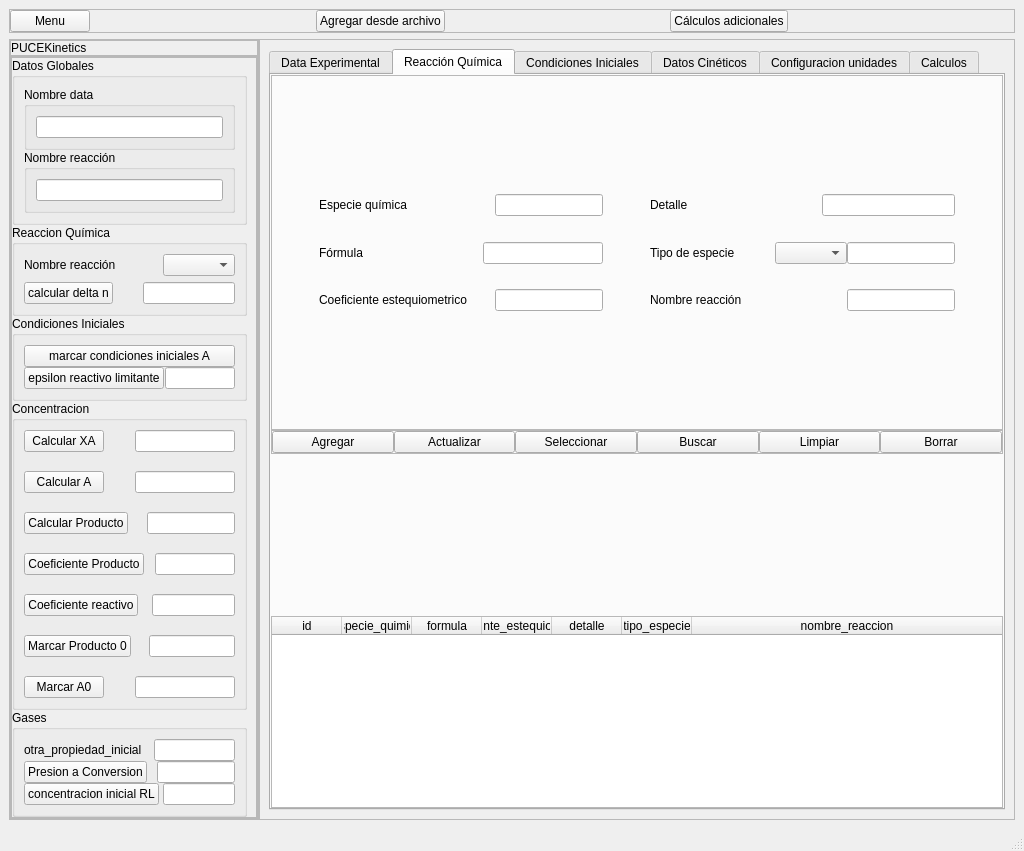
Old version of the form flujo_datos_gui_v4.ui in the repository JuandresPUCE/tesis_pyqt_sqlite.
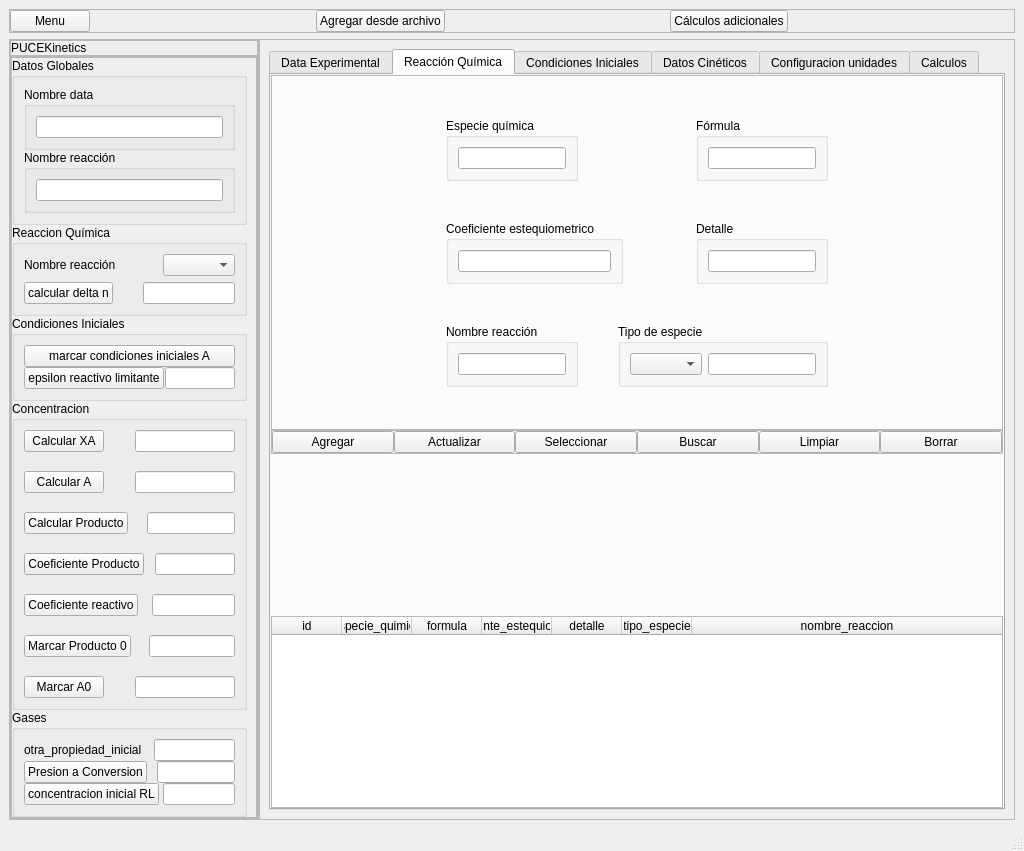
New version of the form. The open tabs and pages were chosen to show the change.

The edit to the form file:
```diff
--- a/flujo_datos_gui_v4.ui
+++ b/flujo_datos_gui_v4.ui
@@ -1389,160 +1389,90 @@
                       </spacer>
                      </item>
                      <item>
-                      <layout class="QVBoxLayout" name="verticalLayout_12">
+                      <layout class="QVBoxLayout" name="verticalLayout_13">
                        <property name="spacing">
                         <number>0</number>
                        </property>
+                       <item>
+                        <layout class="QHBoxLayout" name="horizontalLayout_27">
+                         <property name="spacing">
+                          <number>0</number>
+                         </property>
+                         <item>
+                          <layout class="QVBoxLayout" name="verticalLayout_12"/>
+                         </item>
+                         <item>
+                          <layout class="QVBoxLayout" name="verticalLayout_62">
                        <item>
                         <layout class="QHBoxLayout" name="horizontalLayout_24">
-                         <property name="spacing">
-                          <number>0</number>
-                         </property>
                          <item>
-                          <widget class="QLabel" name="label_28">
-                           <property name="text">
+                              <widget class="QGroupBox" name="groupBox_36">
+                               <property name="title">
                             <string>Especie química</string>
                            </property>
-                          </widget>
-                         </item>
-                         <item>
-                          <spacer name="horizontalSpacer_23">
-                           <property name="orientation">
-                            <enum>Qt::Horizontal</enum>
-                           </property>
-                           <property name="sizeHint" stdset="0">
-                            <size>
-                             <width>28</width>
-                             <height>20</height>
-                            </size>
-                           </property>
-                          </spacer>
-                         </item>
+                               <layout class="QVBoxLayout" name="verticalLayout_63">
                          <item>
                           <widget class="QLineEdit" name="especie_quimica_rq_edit"/>
                          </item>
                         </layout>
+                              </widget>
                        </item>
                        <item>
-                        <spacer name="verticalSpacer_9">
+                              <spacer name="horizontalSpacer_14">
                          <property name="orientation">
-                          <enum>Qt::Vertical</enum>
+                                <enum>Qt::Horizontal</enum>
                          </property>
                          <property name="sizeHint" stdset="0">
                           <size>
-                           <width>20</width>
-                           <height>13</height>
+                                 <width>40</width>
+                                 <height>20</height>
                           </size>
                          </property>
                         </spacer>
                        </item>
                        <item>
-                        <layout class="QHBoxLayout" name="horizontalLayout_25">
-                         <property name="spacing">
-                          <number>0</number>
-                         </property>
-                         <item>
-                          <widget class="QLabel" name="label_25">
-                           <property name="text">
+                              <widget class="QGroupBox" name="groupBox_37">
+                               <property name="title">
                             <string>Fórmula</string>
                            </property>
-                          </widget>
-                         </item>
-                         <item>
-                          <spacer name="horizontalSpacer_24">
-                           <property name="orientation">
-                            <enum>Qt::Horizontal</enum>
-                           </property>
-                           <property name="sizeHint" stdset="0">
-                            <size>
-                             <width>28</width>
-                             <height>20</height>
-                            </size>
-                           </property>
-                          </spacer>
-                         </item>
+                               <layout class="QVBoxLayout" name="verticalLayout_64">
                          <item>
                           <widget class="QLineEdit" name="formula_rq_edit"/>
                          </item>
                         </layout>
+                              </widget>
+                             </item>
+                            </layout>
                        </item>
                        <item>
-                        <spacer name="verticalSpacer_14">
+                            <spacer name="verticalSpacer_9">
                          <property name="orientation">
                           <enum>Qt::Vertical</enum>
                          </property>
                          <property name="sizeHint" stdset="0">
                           <size>
                            <width>20</width>
-                           <height>18</height>
+                               <height>40</height>
                           </size>
                          </property>
                         </spacer>
                        </item>
                        <item>
-                        <layout class="QHBoxLayout" name="horizontalLayout_26">
-                         <property name="spacing">
-                          <number>0</number>
-                         </property>
+                            <layout class="QHBoxLayout" name="horizontalLayout_25">
                          <item>
-                          <widget class="QLabel" name="label_23">
-                           <property name="text">
+                              <widget class="QGroupBox" name="groupBox_38">
+                               <property name="title">
                             <string>Coeficiente estequiometrico</string>
                            </property>
-                          </widget>
-                         </item>
-                         <item>
-                          <spacer name="horizontalSpacer_25">
-                           <property name="orientation">
-                            <enum>Qt::Horizontal</enum>
-                           </property>
-                           <property name="sizeHint" stdset="0">
-                            <size>
-                             <width>28</width>
-                             <height>20</height>
-                            </size>
-                           </property>
-                          </spacer>
-                         </item>
+                               <layout class="QVBoxLayout" name="verticalLayout_65">
                          <item>
                           <widget class="QLineEdit" name="coeficiente_estequiometrico_rq_edit"/>
                          </item>
                         </layout>
-                       </item>
-                      </layout>
-                     </item>
-                     <item>
-                      <spacer name="horizontalSpacer_26">
-                       <property name="orientation">
-                        <enum>Qt::Horizontal</enum>
-                       </property>
-                       <property name="sizeHint" stdset="0">
-                        <size>
-                         <width>40</width>
-                         <height>20</height>
-                        </size>
-                       </property>
-                      </spacer>
-                     </item>
-                     <item>
-                      <layout class="QVBoxLayout" name="verticalLayout_13">
-                       <property name="spacing">
-                        <number>0</number>
-                       </property>
-                       <item>
-                        <layout class="QHBoxLayout" name="horizontalLayout_27">
-                         <property name="spacing">
-                          <number>0</number>
-                         </property>
-                         <item>
-                          <widget class="QLabel" name="label_26">
-                           <property name="text">
-                            <string>Detalle</string>
-                           </property>
                           </widget>
                          </item>
                          <item>
-                          <spacer name="horizontalSpacer_27">
+                              <spacer name="horizontalSpacer_15">
                            <property name="orientation">
                             <enum>Qt::Horizontal</enum>
                            </property>
@@ -1554,49 +1484,66 @@
                            </property>
                           </spacer>
                          </item>
+                             <item>
+                              <widget class="QGroupBox" name="groupBox_39">
+                               <property name="title">
+                                <string>Detalle</string>
+                               </property>
+                               <layout class="QVBoxLayout" name="verticalLayout_66">
                          <item>
                           <widget class="QLineEdit" name="detalle_rq_edit"/>
                          </item>
                         </layout>
+                              </widget>
+                             </item>
+                            </layout>
                        </item>
                        <item>
-                        <spacer name="verticalSpacer_15">
+                            <spacer name="verticalSpacer_14">
                          <property name="orientation">
                           <enum>Qt::Vertical</enum>
                          </property>
                          <property name="sizeHint" stdset="0">
                           <size>
                            <width>20</width>
-                           <height>18</height>
+                               <height>40</height>
                           </size>
                          </property>
                         </spacer>
                        </item>
                        <item>
+                            <layout class="QHBoxLayout" name="horizontalLayout_26">
+                             <item>
+                              <widget class="QGroupBox" name="groupBox_41">
+                               <property name="title">
+                                <string>Nombre reacción</string>
+                               </property>
+                               <layout class="QVBoxLayout" name="verticalLayout_67">
+                                <item>
+                                 <widget class="QLineEdit" name="nombre_reaccion_rq_edit"/>
+                                </item>
+                               </layout>
+                              </widget>
+                             </item>
+                             <item>
+                              <spacer name="horizontalSpacer_16">
+                               <property name="orientation">
+                                <enum>Qt::Horizontal</enum>
+                               </property>
+                               <property name="sizeHint" stdset="0">
+                                <size>
+                                 <width>40</width>
+                                 <height>20</height>
+                                </size>
+                               </property>
+                              </spacer>
+                             </item>
+                             <item>
+                              <widget class="QGroupBox" name="groupBox_40">
+                               <property name="title">
+                                <string>Tipo de especie</string>
+                               </property>
                         <layout class="QHBoxLayout" name="horizontalLayout_28">
-                         <property name="spacing">
-                          <number>0</number>
-                         </property>
-                         <item>
-                          <widget class="QLabel" name="label_24">
-                           <property name="text">
-                            <string>Tipo de especie</string>
-                           </property>
-                          </widget>
-                         </item>
-                         <item>
-                          <spacer name="horizontalSpacer_28">
-                           <property name="orientation">
-                            <enum>Qt::Horizontal</enum>
-                           </property>
-                           <property name="sizeHint" stdset="0">
-                            <size>
-                             <width>40</width>
-                             <height>20</height>
-                            </size>
-                           </property>
-                          </spacer>
-                         </item>
                          <item>
                           <widget class="QComboBox" name="tipo_especie_rq_box"/>
                          </item>
@@ -1604,47 +1551,11 @@
                           <widget class="QLineEdit" name="tipo_especie_rq_edit"/>
                          </item>
                         </layout>
-                       </item>
-                       <item>
-                        <spacer name="verticalSpacer_16">
-                         <property name="orientation">
-                          <enum>Qt::Vertical</enum>
-                         </property>
-                         <property name="sizeHint" stdset="0">
-                          <size>
-                           <width>20</width>
-                           <height>18</height>
-                          </size>
-                         </property>
-                        </spacer>
-                       </item>
-                       <item>
-                        <layout class="QHBoxLayout" name="horizontalLayout_29">
-                         <property name="spacing">
-                          <number>0</number>
-                         </property>
-                         <item>
-                          <widget class="QLabel" name="label_27">
-                           <property name="text">
-                            <string>Nombre reacción</string>
-                           </property>
-                          </widget>
-                         </item>
-                         <item>
-                          <spacer name="horizontalSpacer_29">
-                           <property name="orientation">
-                            <enum>Qt::Horizontal</enum>
-                           </property>
-                           <property name="sizeHint" stdset="0">
-                            <size>
-                             <width>40</width>
-                             <height>20</height>
-                            </size>
-                           </property>
-                          </spacer>
-                         </item>
-                         <item>
-                          <widget class="QLineEdit" name="nombre_reaccion_rq_edit"/>
+                              </widget>
+                             </item>
+                            </layout>
+                           </item>
+                          </layout>
                          </item>
                         </layout>
                        </item>
```
Left out of the diff: 127 changed lines with no effect on the pictures. Lines whose indentation alone changed are shown as unchanged.
